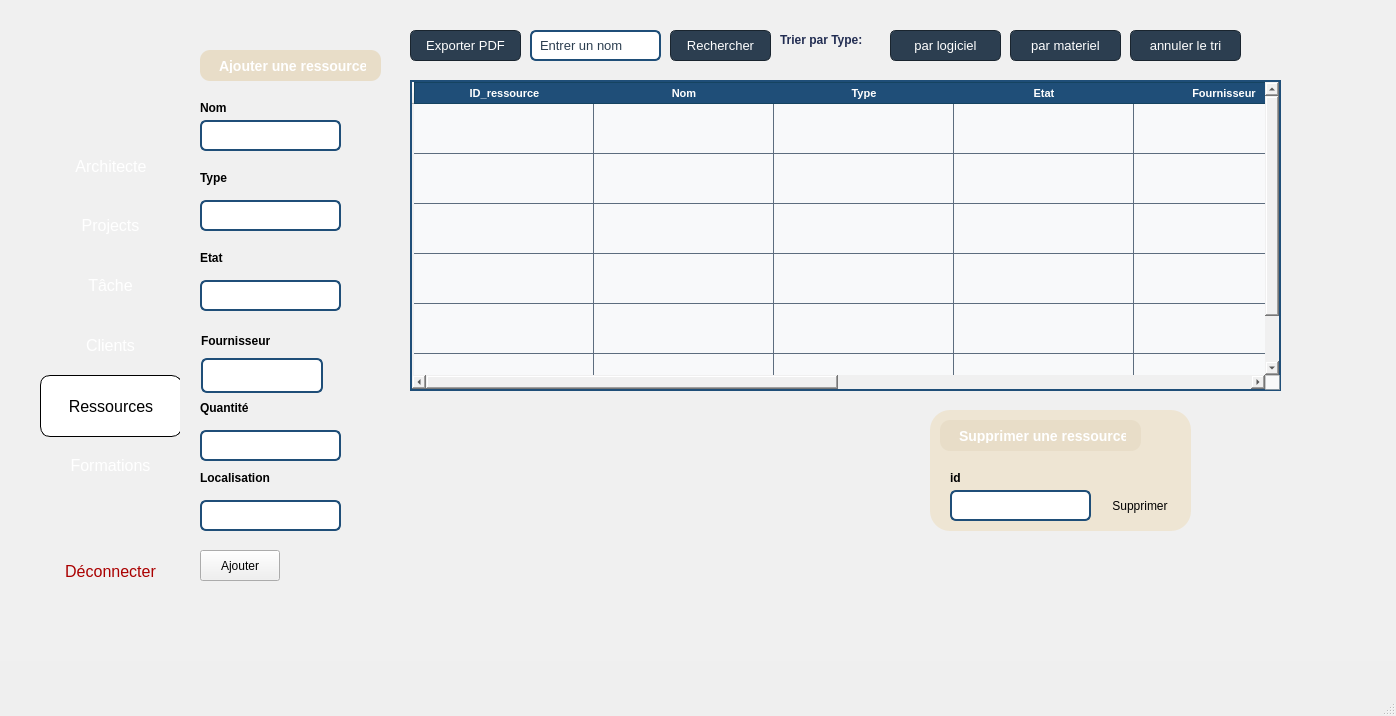
The window that mainwindow.ui (ProjetCPP-S2-2A15/projetcpp2a15-elicarthage) describes before a commit, drawn with Qt 5.
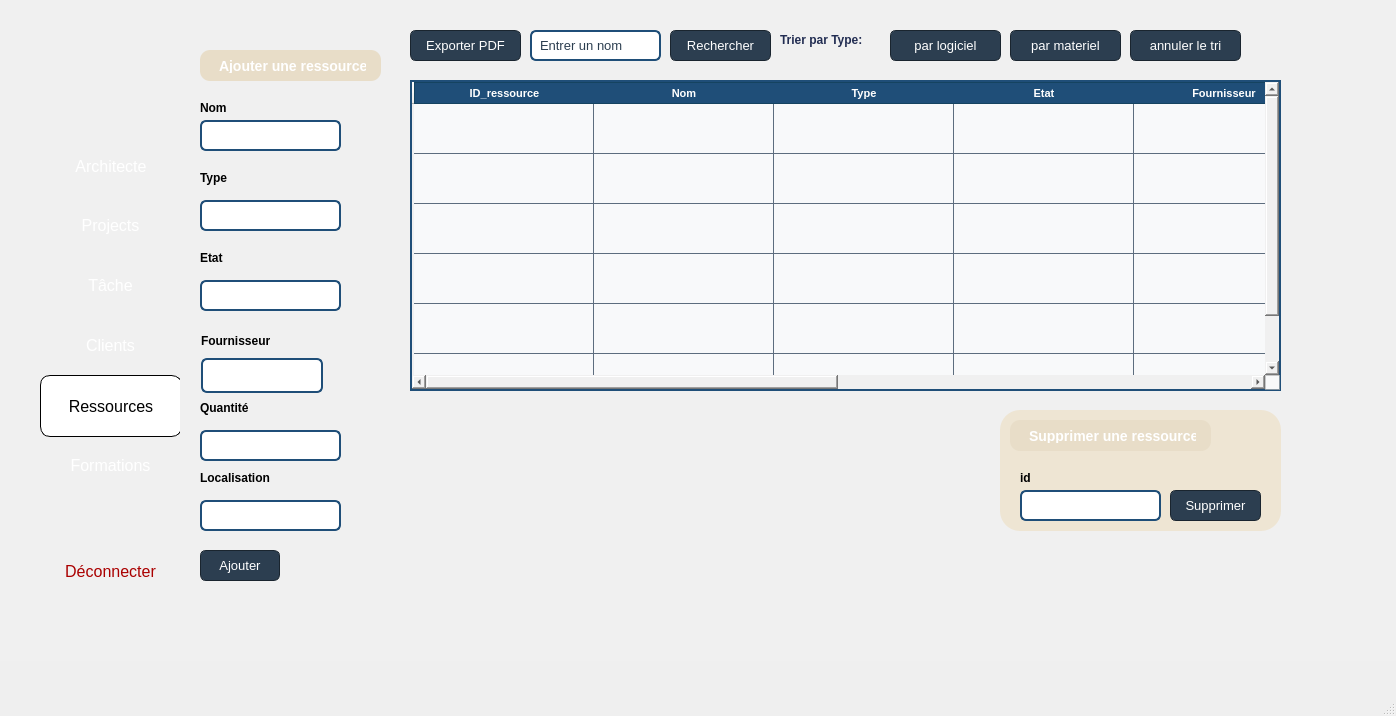
The same window after the commit. Icons and pictures are not drawn.

What changed in the file:
```diff
--- a/mainwindow.ui
+++ b/mainwindow.ui
@@ -440,7 +440,7 @@
        </rect>
       </property>
       <property name="styleSheet">
-       <string notr="true">QPushButton#ajouterEvent {
+       <string notr="true">QPushButton {
     background-color: #2C3E50;  /* Bleu foncé professionnel */
     color: white;               /* Texte blanc pour un bon contraste */
     border-radius: 6px;         /* Coins légèrement arrondis */
@@ -448,23 +448,7 @@
     font-size: 13px;            /* Texte plus petit et plus élégant */
     font-weight: normal;        /* Texte normal pour un style minimaliste */
     border: 1px solid #1A252F;  /* Bordure discrète légèrement plus foncée */
-}
-
-QPushButton#ajouterEvent:hover {
-    background-color: #34495E;  /* Bleu légèrement plus clair au survol */
-    border: 1px solid #2C3E50;  /* Bordure harmonisée */
-}
-
-QPushButton#ajouterEvent:pressed {
-    background-color: #1A252F;  /* Bleu encore plus foncé lorsqu'on clique */
-}
-
-QPushButton#ajouterEvent:disabled {
-    background-color: #95A5A6;  /* Gris bleuté pour un bouton désactivé */
-    color: #D0D3D4;             /* Texte plus clair pour indiquer l’inactivité */
-    border: 1px solid #7F8C8D;
-}
-</string>
+}</string>
       </property>
       <property name="text">
        <string>Ajouter</string>
@@ -1145,9 +1129,9 @@
     <widget class="QWidget" name="widget_4" native="true">
      <property name="geometry">
       <rect>
-       <x>960</x>
+       <x>1030</x>
        <y>410</y>
-       <width>261</width>
+       <width>281</width>
        <height>121</height>
       </rect>
      </property>
@@ -1233,12 +1217,12 @@
        <rect>
         <x>170</x>
         <y>80</y>
-        <width>80</width>
+        <width>91</width>
         <height>31</height>
        </rect>
       </property>
       <property name="styleSheet">
-       <string notr="true">QPushButton#ajouterEvent {
+       <string notr="true">QPushButton {
     background-color: #2C3E50;  /* Bleu foncé professionnel */
     color: white;               /* Texte blanc pour un bon contraste */
     border-radius: 6px;         /* Coins légèrement arrondis */
@@ -1246,23 +1230,7 @@
     font-size: 13px;            /* Texte plus petit et plus élégant */
     font-weight: normal;        /* Texte normal pour un style minimaliste */
     border: 1px solid #1A252F;  /* Bordure discrète légèrement plus foncée */
-}
-
-QPushButton#ajouterEvent:hover {
-    background-color: #34495E;  /* Bleu légèrement plus clair au survol */
-    border: 1px solid #2C3E50;  /* Bordure harmonisée */
-}
-
-QPushButton#ajouterEvent:pressed {
-    background-color: #1A252F;  /* Bleu encore plus foncé lorsqu'on clique */
-}
-
-QPushButton#ajouterEvent:disabled {
-    background-color: #95A5A6;  /* Gris bleuté pour un bouton désactivé */
-    color: #D0D3D4;             /* Texte plus clair pour indiquer l’inactivité */
-    border: 1px solid #7F8C8D;
-}
-</string>
+}</string>
       </property>
       <property name="text">
        <string>Supprimer</string>
```
